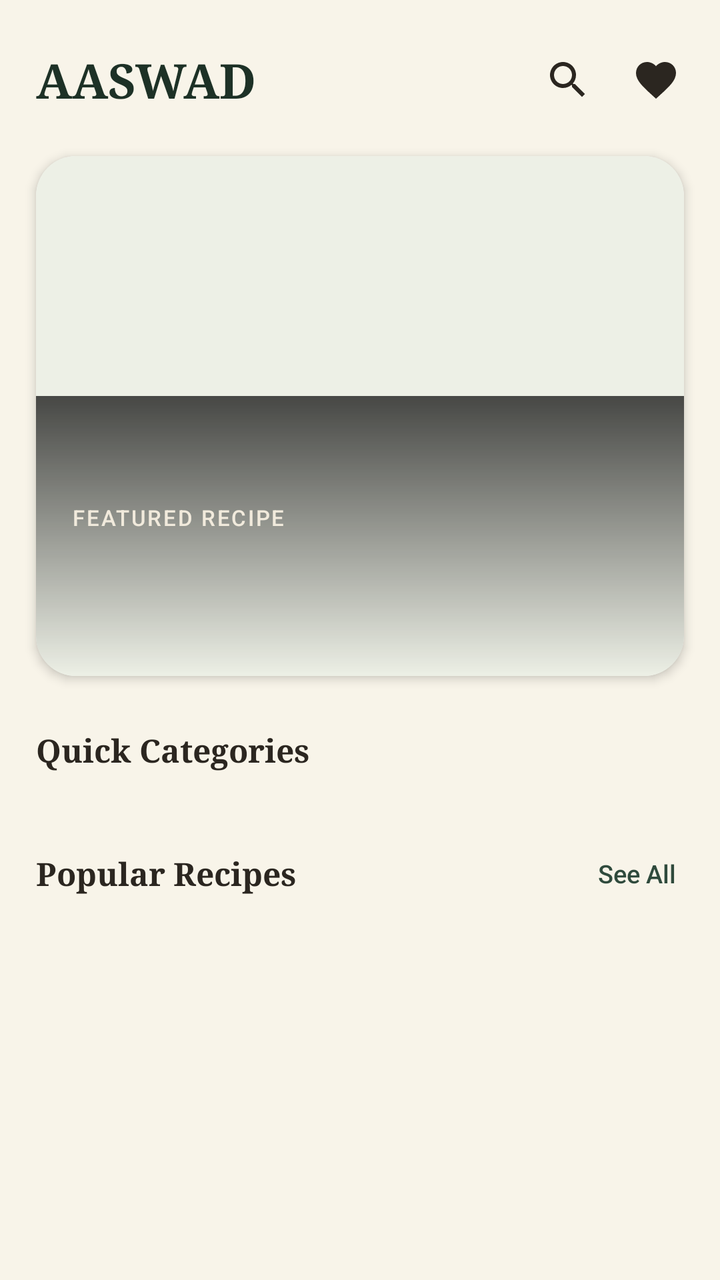
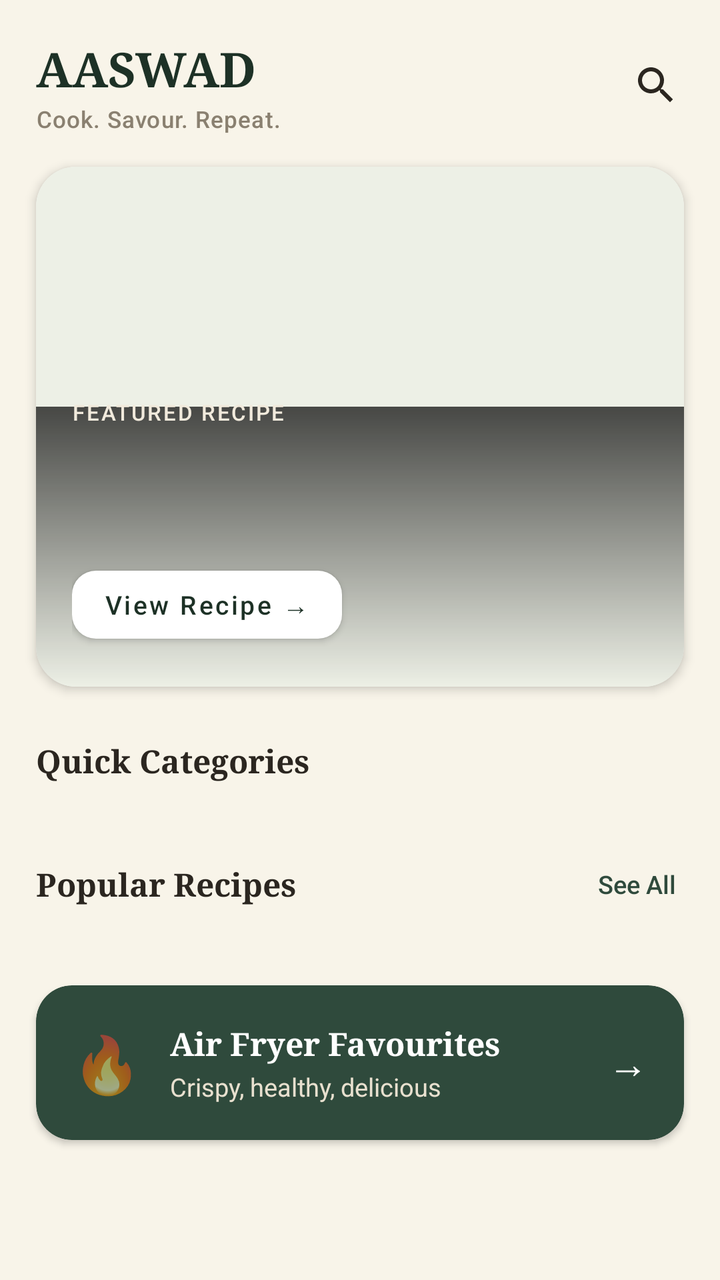

Screens rendered from an Android XML layout before and after an edit, with the pre-edit source and the edit as a unified diff.
<!-- AndroidManifest.xml: application theme Theme.Aaswad -->
<!-- res/layout/fragment_home.xml -->
<?xml version="1.0" encoding="utf-8"?>
<androidx.core.widget.NestedScrollView xmlns:android="http://schemas.android.com/apk/res/android"
    xmlns:app="http://schemas.android.com/apk/res-auto"
    android:layout_width="match_parent"
    android:layout_height="match_parent"
    android:background="@color/background"
    android:fillViewport="true">

    <LinearLayout
        android:layout_width="match_parent"
        android:layout_height="wrap_content"
        android:orientation="vertical"
        android:paddingBottom="20dp">

        
        <LinearLayout
            android:layout_width="match_parent"
            android:layout_height="wrap_content"
            android:orientation="horizontal"
            android:gravity="center_vertical"
            android:paddingStart="18dp"
            android:paddingEnd="10dp"
            android:paddingTop="18dp"
            android:paddingBottom="6dp">

            <TextView
                android:layout_width="0dp"
                android:layout_height="wrap_content"
                android:layout_weight="1"
                android:text="@string/app_name"
                android:textSize="24sp"
                android:fontFamily="serif"
                android:textStyle="bold"
                android:textColor="@color/primary_dark" />

            <ImageButton
                android:id="@+id/homeSearchIcon"
                android:layout_width="44dp"
                android:layout_height="44dp"
                android:background="?attr/selectableItemBackgroundBorderless"
                android:src="@drawable/ic_nav_search"
                app:tint="@color/text_primary"
                android:contentDescription="Search" />

            <ImageButton
                android:id="@+id/homeFavoritesIcon"
                android:layout_width="44dp"
                android:layout_height="44dp"
                android:background="?attr/selectableItemBackgroundBorderless"
                android:src="@drawable/ic_nav_favorites"
                app:tint="@color/text_primary"
                android:contentDescription="Favorites" />

        </LinearLayout>

        
        <androidx.cardview.widget.CardView
            android:layout_width="match_parent"
            android:layout_height="wrap_content"
            android:layout_marginStart="18dp"
            android:layout_marginEnd="18dp"
            android:layout_marginTop="10dp"
            app:cardCornerRadius="20dp"
            app:cardElevation="3dp"
            android:foreground="?attr/selectableItemBackground"
            android:clickable="true"
            android:focusable="true"
            android:id="@+id/heroCard">

            <FrameLayout
                android:layout_width="match_parent"
                android:layout_height="260dp">

                <ImageView
                    android:id="@+id/heroImage"
                    android:layout_width="match_parent"
                    android:layout_height="match_parent"
                    android:scaleType="centerCrop"
                    android:background="@color/chip_bg" />

                <View
                    android:layout_width="match_parent"
                    android:layout_height="140dp"
                    android:layout_gravity="bottom"
                    android:background="@drawable/hero_scrim" />

                <LinearLayout
                    android:layout_width="match_parent"
                    android:layout_height="wrap_content"
                    android:layout_gravity="bottom"
                    android:orientation="vertical"
                    android:padding="18dp">

                    <TextView
                        android:layout_width="wrap_content"
                        android:layout_height="wrap_content"
                        android:text="FEATURED RECIPE"
                        android:textSize="11sp"
                        android:fontFamily="sans-serif-medium"
                        android:letterSpacing="0.08"
                        android:textColor="#F1EADC" />

                    <TextView
                        android:id="@+id/heroTitle"
                        android:layout_width="match_parent"
                        android:layout_height="wrap_content"
                        android:layout_marginTop="4dp"
                        android:textSize="21sp"
                        android:fontFamily="serif"
                        android:textStyle="bold"
                        android:textColor="@color/white"
                        android:maxLines="2"
                        android:ellipsize="end" />

                    <TextView
                        android:id="@+id/heroSubtitle"
                        android:layout_width="match_parent"
                        android:layout_height="wrap_content"
                        android:layout_marginTop="4dp"
                        android:textSize="12.5sp"
                        android:fontFamily="sans-serif"
                        android:textColor="#F1EADC"
                        android:maxLines="1"
                        android:ellipsize="end" />

                </LinearLayout>

            </FrameLayout>

        </androidx.cardview.widget.CardView>

        
        <TextView
            android:layout_width="wrap_content"
            android:layout_height="wrap_content"
            android:layout_marginStart="18dp"
            android:layout_marginTop="26dp"
            android:layout_marginBottom="12dp"
            android:text="Quick Categories"
            android:textSize="16sp"
            android:fontFamily="serif"
            android:textStyle="bold"
            android:textColor="@color/text_primary" />

        <androidx.recyclerview.widget.RecyclerView
            android:id="@+id/quickCategoriesRecyclerView"
            android:layout_width="match_parent"
            android:layout_height="wrap_content"
            android:orientation="horizontal"
            android:paddingStart="18dp"
            android:paddingEnd="6dp"
            android:clipToPadding="false" />

        
        <LinearLayout
            android:id="@+id/recentlyViewedSection"
            android:layout_width="match_parent"
            android:layout_height="wrap_content"
            android:orientation="vertical"
            android:visibility="gone">

            <TextView
                android:layout_width="wrap_content"
                android:layout_height="wrap_content"
                android:layout_marginStart="18dp"
                android:layout_marginTop="26dp"
                android:layout_marginBottom="12dp"
                android:text="Recently Viewed"
                android:textSize="16sp"
                android:fontFamily="serif"
                android:textStyle="bold"
                android:textColor="@color/text_primary" />

            <androidx.recyclerview.widget.RecyclerView
                android:id="@+id/recentlyViewedRecyclerView"
                android:layout_width="match_parent"
                android:layout_height="wrap_content"
                android:orientation="horizontal"
                android:paddingStart="18dp"
                android:paddingEnd="6dp"
                android:clipToPadding="false" />

        </LinearLayout>

        
        <LinearLayout
            android:layout_width="match_parent"
            android:layout_height="wrap_content"
            android:orientation="horizontal"
            android:gravity="center_vertical"
            android:paddingStart="18dp"
            android:paddingEnd="18dp"
            android:layout_marginTop="26dp"
            android:layout_marginBottom="12dp">

            <TextView
                android:layout_width="0dp"
                android:layout_height="wrap_content"
                android:layout_weight="1"
                android:text="Popular Recipes"
                android:textSize="16sp"
                android:fontFamily="serif"
                android:textStyle="bold"
                android:textColor="@color/text_primary" />

            <TextView
                android:id="@+id/seeAllPopular"
                android:layout_width="wrap_content"
                android:layout_height="wrap_content"
                android:text="See All"
                android:textSize="12.5sp"
                android:fontFamily="sans-serif-medium"
                android:textColor="@color/primary"
                android:padding="4dp" />

        </LinearLayout>

        <androidx.recyclerview.widget.RecyclerView
            android:id="@+id/popularRecyclerView"
            android:layout_width="match_parent"
            android:layout_height="wrap_content"
            android:orientation="horizontal"
            android:paddingStart="18dp"
            android:paddingEnd="6dp"
            android:clipToPadding="false" />

    </LinearLayout>

</androidx.core.widget.NestedScrollView>
<!-- resources referenced by this layout -->
<resources>
  <color name="background">#F8F4E9</color>
  <color name="chip_bg">#EDF0E6</color>
  <color name="primary">#2F4A3C</color>
  <color name="primary_dark">#1D3126</color>
  <color name="text_primary">#2B2620</color>
  <color name="white">#FFFFFF</color>
  <!-- drawable hero_scrim (drawable) -->
  <?xml version="1.0" encoding="utf-8"?>
  <shape xmlns:android="http://schemas.android.com/apk/res/android">
      <gradient
          android:startColor="#00000000"
          android:endColor="#B3000000"
          android:angle="90" />
  </shape>
  <!-- drawable ic_nav_favorites (drawable) -->
  <vector xmlns:android="http://schemas.android.com/apk/res/android"
      android:width="24dp" android:height="24dp"
      android:viewportWidth="24" android:viewportHeight="24"
      android:tint="?attr/colorControlNormal">
      <path android:fillColor="#FF000000"
          android:pathData="M12,21.35l-1.45,-1.32C5.4,15.36 2,12.28 2,8.5 2,5.42 4.42,3 7.5,3c1.74,0 3.41,0.81 4.5,2.09C13.09,3.81 14.76,3 16.5,3 19.58,3 22,5.42 22,8.5c0,3.78 -3.4,6.86 -8.55,11.54L12,21.35z"/>
  </vector>
  <!-- drawable ic_nav_search (drawable) -->
  <vector xmlns:android="http://schemas.android.com/apk/res/android"
      android:width="24dp" android:height="24dp"
      android:viewportWidth="24" android:viewportHeight="24"
      android:tint="?attr/colorControlNormal">
      <path android:fillColor="#FF000000"
          android:pathData="M15.5,14h-0.79l-0.28,-0.27C15.41,12.59 16,11.11 16,9.5 16,5.91 13.09,3 9.5,3S3,5.91 3,9.5 5.91,16 9.5,16c1.61,0 3.09,-0.59 4.23,-1.57l0.27,0.28v0.79l5,4.99L20.49,19l-4.99,-5zM9.5,14C7.01,14 5,11.99 5,9.5S7.01,5 9.5,5 14,7.01 14,9.5 11.99,14 9.5,14z"/>
  </vector>
  <string name="app_name">AASWAD</string>
  <style name="Theme.Aaswad" parent="Theme.MaterialComponents.DayNight.NoActionBar">
          <item name="colorPrimary">@color/primary</item>
          <item name="colorPrimaryDark">@color/primary_dark</item>
          <item name="colorAccent">@color/primary</item>
          <item name="android:windowBackground">@color/background</item>
          <item name="android:statusBarColor">@color/primary_dark</item>
      </style>
</resources>

<!-- the commit's change to res/layout/fragment_home.xml (unified diff, before → after) -->
@@ -23,15 +23,32 @@
             android:paddingTop="18dp"
             android:paddingBottom="6dp">
 
-            <TextView
+            <LinearLayout
                 android:layout_width="0dp"
                 android:layout_height="wrap_content"
                 android:layout_weight="1"
-                android:text="@string/app_name"
-                android:textSize="24sp"
-                android:fontFamily="serif"
-                android:textStyle="bold"
-                android:textColor="@color/primary_dark" />
+                android:orientation="vertical">
+
+                <TextView
+                    android:layout_width="wrap_content"
+                    android:layout_height="wrap_content"
+                    android:text="@string/app_name"
+                    android:textSize="24sp"
+                    android:fontFamily="serif"
+                    android:textStyle="bold"
+                    android:textColor="@color/primary_dark" />
+
+                <TextView
+                    android:layout_width="wrap_content"
+                    android:layout_height="wrap_content"
+                    android:layout_marginTop="1dp"
+                    android:text="@string/app_tagline"
+                    android:textSize="11.5sp"
+                    android:fontFamily="sans-serif-medium"
+                    android:letterSpacing="0.03"
+                    android:textColor="@color/text_secondary" />
+
+            </LinearLayout>
 
             <ImageButton
                 android:id="@+id/homeSearchIcon"
@@ -41,15 +58,6 @@
                 android:src="@drawable/ic_nav_search"
                 app:tint="@color/text_primary"
                 android:contentDescription="Search" />
-
-            <ImageButton
-                android:id="@+id/homeFavoritesIcon"
-                android:layout_width="44dp"
-                android:layout_height="44dp"
-                android:background="?attr/selectableItemBackgroundBorderless"
-                android:src="@drawable/ic_nav_favorites"
-                app:tint="@color/text_primary"
-                android:contentDescription="Favorites" />
 
         </LinearLayout>
 
@@ -123,6 +131,23 @@
                         android:maxLines="1"
                         android:ellipsize="end" />
 
+                    <com.google.android.material.button.MaterialButton
+                        android:id="@+id/heroViewRecipeButton"
+                        android:layout_width="wrap_content"
+                        android:layout_height="wrap_content"
+                        android:layout_marginTop="12dp"
+                        android:text="View Recipe →"
+                        android:textSize="13sp"
+                        android:textAllCaps="false"
+                        android:minHeight="0dp"
+                        android:paddingTop="8dp"
+                        android:paddingBottom="8dp"
+                        android:paddingStart="16dp"
+                        android:paddingEnd="16dp"
+                        app:backgroundTint="@color/white"
+                        app:cornerRadius="12dp"
+                        android:textColor="@color/primary_dark" />
+
                 </LinearLayout>
 
             </FrameLayout>
@@ -224,6 +249,71 @@
             android:paddingEnd="6dp"
             android:clipToPadding="false" />
 
+        
+        <androidx.cardview.widget.CardView
+            android:id="@+id/airfryerBannerCard"
+            android:layout_width="match_parent"
+            android:layout_height="wrap_content"
+            android:layout_marginStart="18dp"
+            android:layout_marginEnd="18dp"
+            android:layout_marginTop="26dp"
+            app:cardCornerRadius="18dp"
+            app:cardElevation="2dp"
+            app:cardBackgroundColor="@color/primary"
+            android:foreground="?attr/selectableItemBackground"
+            android:clickable="true"
+            android:focusable="true">
+
+            <LinearLayout
+                android:layout_width="match_parent"
+                android:layout_height="wrap_content"
+                android:orientation="horizontal"
+                android:gravity="center_vertical"
+                android:padding="18dp">
+
+                <TextView
+                    android:layout_width="wrap_content"
+                    android:layout_height="wrap_content"
+                    android:text="🔥"
+                    android:textSize="28sp"
+                    android:layout_marginEnd="14dp" />
+
+                <LinearLayout
+                    android:layout_width="0dp"
+                    android:layout_height="wrap_content"
+                    android:layout_weight="1"
+                    android:orientation="vertical">
+
+                    <TextView
+                        android:layout_width="wrap_content"
+                        android:layout_height="wrap_content"
+                        android:text="Air Fryer Favourites"
+                        android:textSize="16sp"
+                        android:fontFamily="serif"
+                        android:textStyle="bold"
+                        android:textColor="@color/white" />
+
+                    <TextView
+                        android:layout_width="wrap_content"
+                        android:layout_height="wrap_content"
+                        android:layout_marginTop="2dp"
+                        android:text="Crispy, healthy, delicious"
+                        android:textSize="12.5sp"
+                        android:textColor="#E8E0CF" />
+
+                </LinearLayout>
+
+                <TextView
+                    android:layout_width="wrap_content"
+                    android:layout_height="wrap_content"
+                    android:text="→"
+                    android:textSize="20sp"
+                    android:textColor="@color/white" />
+
+            </LinearLayout>
+
+        </androidx.cardview.widget.CardView>
+
     </LinearLayout>
 
 </androidx.core.widget.NestedScrollView>
<!-- resource entries referenced after the edit -->
@@ -5,6 +5,7 @@
   <color name="primary">#2F4A3C</color>
   <color name="primary_dark">#1D3126</color>
   <color name="text_primary">#2B2620</color>
+  <color name="text_secondary">#8A8070</color>
   <color name="white">#FFFFFF</color>
   <!-- drawable hero_scrim (drawable) -->
   <?xml version="1.0" encoding="utf-8"?>
@@ -14,14 +15,6 @@
           android:endColor="#B3000000"
           android:angle="90" />
   </shape>
-  <!-- drawable ic_nav_favorites (drawable) -->
-  <vector xmlns:android="http://schemas.android.com/apk/res/android"
-      android:width="24dp" android:height="24dp"
-      android:viewportWidth="24" android:viewportHeight="24"
-      android:tint="?attr/colorControlNormal">
-      <path android:fillColor="#FF000000"
-          android:pathData="M12,21.35l-1.45,-1.32C5.4,15.36 2,12.28 2,8.5 2,5.42 4.42,3 7.5,3c1.74,0 3.41,0.81 4.5,2.09C13.09,3.81 14.76,3 16.5,3 19.58,3 22,5.42 22,8.5c0,3.78 -3.4,6.86 -8.55,11.54L12,21.35z"/>
-  </vector>
   <!-- drawable ic_nav_search (drawable) -->
   <vector xmlns:android="http://schemas.android.com/apk/res/android"
       android:width="24dp" android:height="24dp"
@@ -31,6 +24,7 @@
           android:pathData="M15.5,14h-0.79l-0.28,-0.27C15.41,12.59 16,11.11 16,9.5 16,5.91 13.09,3 9.5,3S3,5.91 3,9.5 5.91,16 9.5,16c1.61,0 3.09,-0.59 4.23,-1.57l0.27,0.28v0.79l5,4.99L20.49,19l-4.99,-5zM9.5,14C7.01,14 5,11.99 5,9.5S7.01,5 9.5,5 14,7.01 14,9.5 11.99,14 9.5,14z"/>
   </vector>
   <string name="app_name">AASWAD</string>
+  <string name="app_tagline">Cook. Savour. Repeat.</string>
   <style name="Theme.Aaswad" parent="Theme.MaterialComponents.DayNight.NoActionBar">
           <item name="colorPrimary">@color/primary</item>
           <item name="colorPrimaryDark">@color/primary_dark</item>
